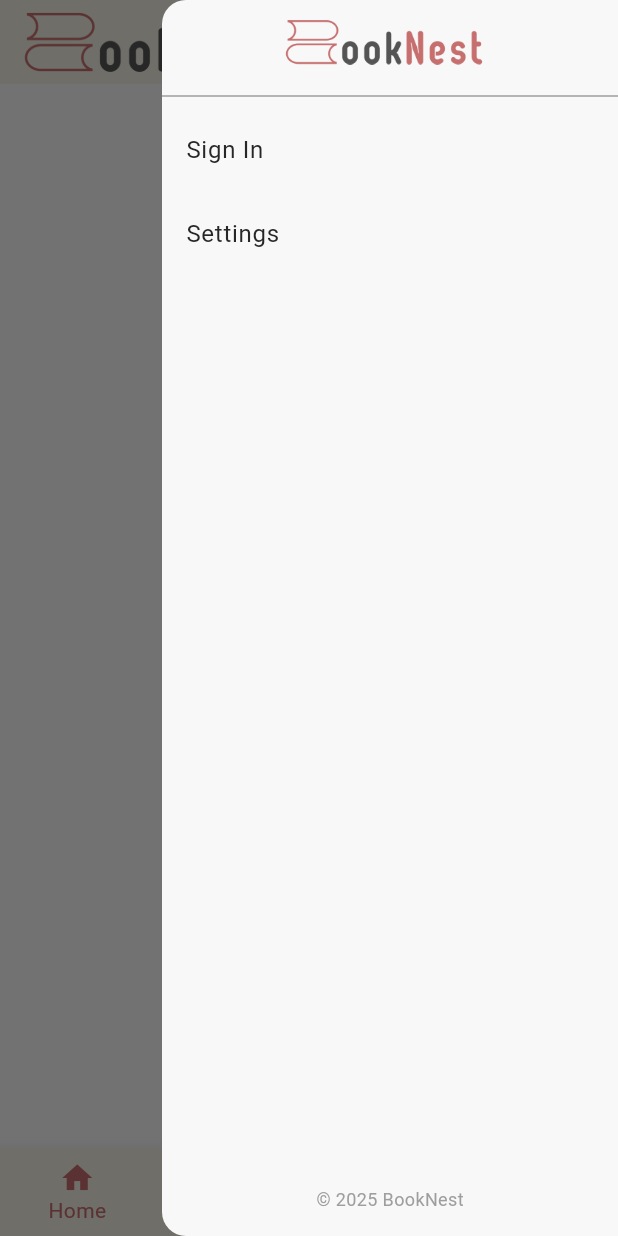
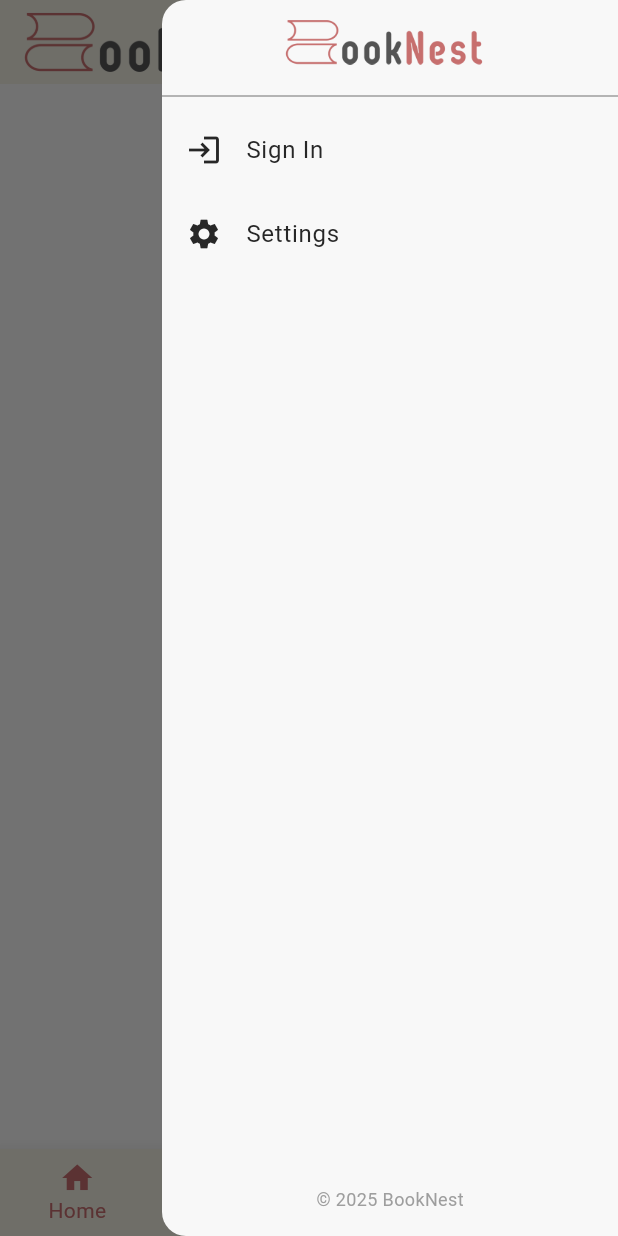
Before and after one commit to Yusufalfaa/abp_flutter_booknest, a Flutter app: the screen it shows after launch, after a tap on the "menu" icon, on a phone screen of 412 x 824 dp. Run offline on Flutter 3.47's test engine with Material 3 defaults, Android fonts, the phone set to English and light mode, and no system bars; our stand-ins replace cloud_firestore, firebase_auth, firebase_core, google_sign_in; accounts and stored records are empty.

Commit message:
Drawer Icon

```diff
--- a/lib/pages/home_page.dart
+++ b/lib/pages/home_page.dart
@@ -28,7 +28,7 @@ class _HomePageState extends State<HomePage> {
     super.initState();
     FirebaseAuth.instance.authStateChanges().listen((User? user) {
       setState(() {
-        _currentUser = user; // Update state ketika ada perubahan login
+        _currentUser = user;
       });
     });
   }
@@ -142,17 +142,19 @@ Widget buildDrawer(BuildContext context, Function openFaq, Function showLogoutDi
           child: ListView(
             children: currentUser == null
                 ? [
-              _buildDrawerItem(context, 'Sign In', '/sign-in'),
-              _buildDrawerItem(context, 'Settings', '/settings'),
+              _buildDrawerItem(context, 'Sign In', '/sign-in', Icons.login),
+              _buildDrawerItem(context, 'Settings', '/settings', Icons.settings),
             ]
                 : [
+              _buildDrawerItem(context, 'Profile', '/profile', Icons.person),
               ListTile(
                 title: const Text('Log Out', style: TextStyle(color: blackColor)),
+                leading: Icon(Icons.login, color: blackColor),
                 onTap: () {
                   showLogoutDialog(context);
                 },
               ),
-              _buildDrawerItem(context, 'Settings', '/settings'),
+              _buildDrawerItem(context, 'Settings', '/settings', Icons.settings),
             ],
           ),
         ),
@@ -169,9 +171,10 @@ Widget buildDrawer(BuildContext context, Function openFaq, Function showLogoutDi
   );
 }
 
-Widget _buildDrawerItem(BuildContext context, String title, String route) {
+Widget _buildDrawerItem(BuildContext context, String title, String route, IconData icon) {
   return ListTile(
     title: Text(title, style: const TextStyle(color: blackColor)),
+    leading: Icon(icon, color: blackColor),
     onTap: () {
       Navigator.pop(context);
       Navigator.pushNamed(context, route);
```
